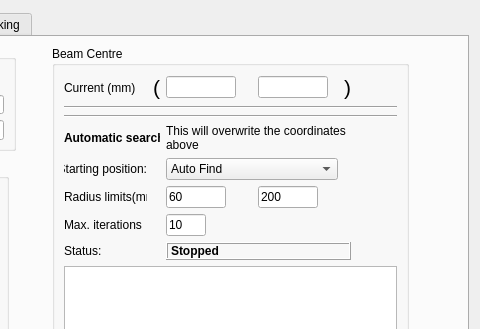
Above: Code/qtiplot/MantidQt/CustomInterfaces/inc/SANSRunWindow.ui from mantidproject/mantid before the change; both pictures show x 332 to 812 and y 0 to 329 of the 812 by 422 pixel window. Below: the same form after it.
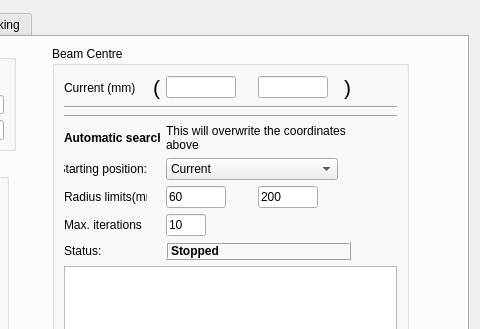
That is the form after the change. The open tabs and pages were chosen to show the change.

```diff
--- a/Code/qtiplot/MantidQt/CustomInterfaces/inc/SANSRunWindow.ui
+++ b/Code/qtiplot/MantidQt/CustomInterfaces/inc/SANSRunWindow.ui
@@ -1649,6 +1649,9 @@
         </item>
         <item row="5" column="2" colspan="3" >
          <widget class="QComboBox" name="beamstart_box" >
+          <property name="currentIndex" >
+           <number>1</number>
+          </property>
           <item>
            <property name="text" >
             <string>Auto Find</string>
```
Left out of the diff: 60 changed lines with no effect on the pictures.
